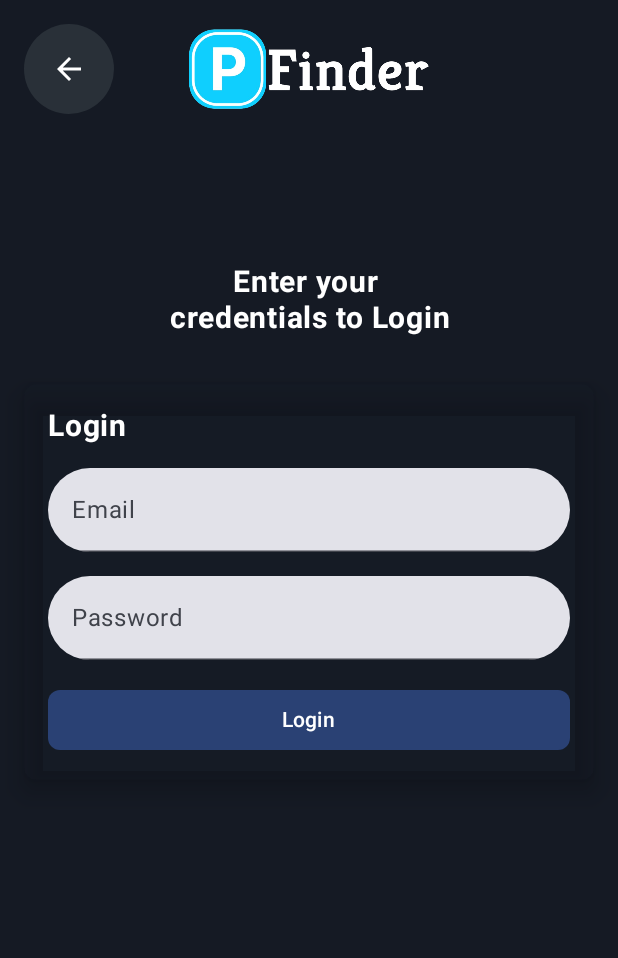
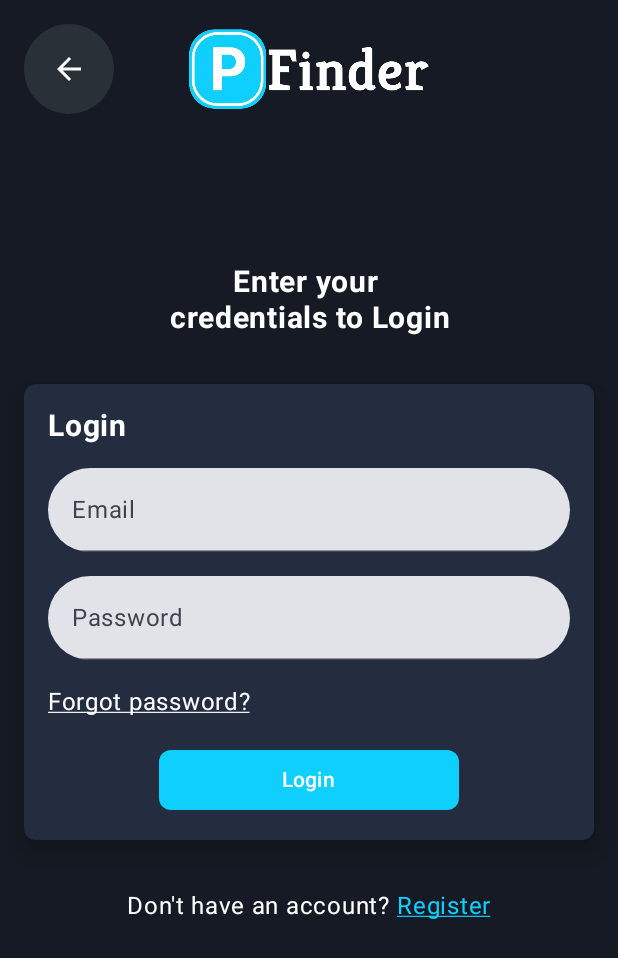
Before and after one commit to SparkTeamOrg/ParkFinder-Frontend, an Android app built with Jetpack Compose: the LoginActivity screen opened directly, with no data from a screen before it, on a phone screen of 412 x 824 dp. Shown: the top 958 px of the screen. Run offline under Robolectric (Android 15) with nearby library versions, the phone set to English and light mode, and no system bars.

Commit message:
Doradjena login stranica

```diff
--- a/app/src/main/java/com/app/parkfinder/ui/activities/LoginActivity.kt
+++ b/app/src/main/java/com/app/parkfinder/ui/activities/LoginActivity.kt
@@ -1,8 +1,11 @@
 package com.app.parkfinder.ui.activities
 
+import android.app.ActivityOptions
+import android.content.Intent
 import android.os.Bundle
 import androidx.activity.ComponentActivity
 import androidx.activity.compose.setContent
+import com.app.parkfinder.R
 import com.app.parkfinder.ui.screens.LoginScreen
 import com.app.parkfinder.ui.theme.ParkFinderTheme
 
@@ -11,8 +14,18 @@ class LoginActivity: ComponentActivity() {
         super.onCreate(savedInstanceState)
         setContent {
             ParkFinderTheme {
-                LoginScreen(onBackClick = { finish() })
+                LoginScreen(
+                    onBackClick = { finish() },
+                    onForgotPasswordClick = { /* TODO */ },
+                    onRegisterClick = { navigateToRegister() }
+                )
             }
         }
     }
+
+    private fun navigateToRegister() {
+        val intent = Intent(this, RegisterActivity::class.java)
+        val options = ActivityOptions.makeCustomAnimation(this, R.anim.slide_in_right, R.anim.slide_out_left)
+        startActivity(intent, options.toBundle())
+    }
 }
--- a/app/src/main/java/com/app/parkfinder/ui/screens/LoginScreen.kt
+++ b/app/src/main/java/com/app/parkfinder/ui/screens/LoginScreen.kt
@@ -2,6 +2,7 @@ package com.app.parkfinder.ui.screens
 
 import androidx.compose.foundation.Image
 import androidx.compose.foundation.background
+import androidx.compose.foundation.clickable
 import androidx.compose.foundation.layout.*
 import androidx.compose.foundation.shape.CircleShape
 import androidx.compose.foundation.shape.RoundedCornerShape
@@ -18,6 +19,7 @@ import androidx.compose.ui.text.font.FontWeight
 import androidx.compose.ui.text.input.PasswordVisualTransformation
 import androidx.compose.ui.text.input.VisualTransformation
 import androidx.compose.ui.text.style.TextAlign
+import androidx.compose.ui.text.style.TextDecoration
 import androidx.compose.ui.tooling.preview.Preview
 import androidx.compose.ui.unit.dp
 import androidx.compose.ui.unit.sp
@@ -25,7 +27,11 @@ import com.app.parkfinder.R
 import com.app.parkfinder.ui.theme.ParkFinderTheme
 
 @Composable
-fun LoginScreen(onBackClick: () -> Unit) {
+fun LoginScreen(
+    onBackClick: () -> Unit,
+    onForgotPasswordClick: () -> Unit,
+    onRegisterClick: () -> Unit
+    ) {
     var email by remember { mutableStateOf("") }
     var password by remember { mutableStateOf("") }
     var passwordVisible by remember { mutableStateOf(false) }   // For toggling password visibility
@@ -83,7 +89,7 @@ fun LoginScreen(onBackClick: () -> Unit) {
             modifier = Modifier
                 .fillMaxWidth()
                 .shadow(10.dp, RoundedCornerShape(8.dp))
-                .background(Color(29, 37, 53, 20))
+                .background(Color(36, 45, 64))
                 .padding(16.dp)
         ) {
             Column(
@@ -124,14 +130,44 @@ fun LoginScreen(onBackClick: () -> Unit) {
                     },
                     modifier = Modifier.fillMaxWidth()
                 )
+                Text(
+                    text = "Forgot password?",
+                    color = Color.White,
+                    textDecoration = TextDecoration.Underline,
+                    modifier = Modifier
+                        .align(Alignment.Start)
+                        .clickable { onForgotPasswordClick() }
+                )
                 Button(
                     onClick = { /* Handle login */ },
                     shape = RoundedCornerShape(8.dp),
-                    modifier = Modifier.fillMaxWidth()
+                    modifier = Modifier.width(200.dp),
+                    colors = ButtonDefaults.buttonColors(
+                        containerColor = Color(0xFF0FCFFF),
+                        contentColor = Color.White
+                    )
                 ) {
                     Text("Login")
                 }
             }
+        }
+
+        // Already have an account? Register
+        Spacer(modifier = Modifier.height(32.dp))
+        Row(
+            modifier = Modifier.fillMaxWidth(),
+            horizontalArrangement = Arrangement.Center
+        ) {
+            Text(
+                text = "Don't have an account? ",
+                color = Color.White
+            )
+            Text(
+                text = "Register",
+                color = Color(0xFF0FCFFF),
+                textDecoration = TextDecoration.Underline,
+                modifier = Modifier.clickable { onRegisterClick() }
+            )
         }
     }
 }
@@ -140,6 +176,6 @@ fun LoginScreen(onBackClick: () -> Unit) {
 @Composable
 fun LoginScreenPreview() {
     ParkFinderTheme {
-        LoginScreen(onBackClick = {})
+        LoginScreen(onBackClick = {}, onForgotPasswordClick = {}, onRegisterClick = {})
     }
 }
```
